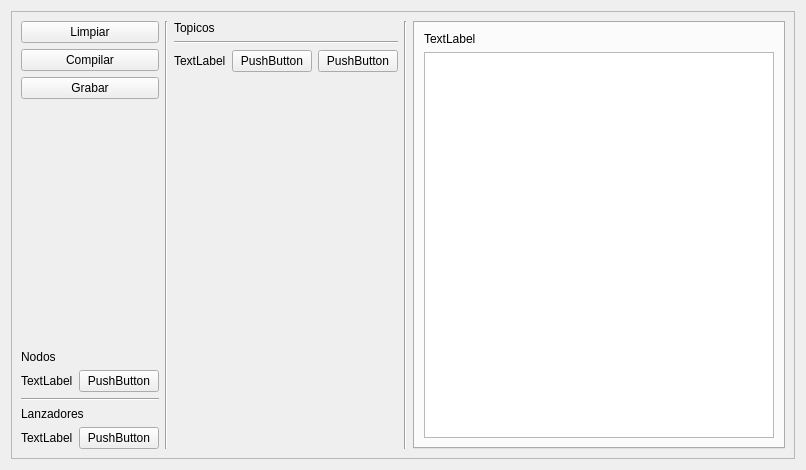
RQT2/rqt2-widgets, file forms/g2_compiler.ui: the form before one commit.
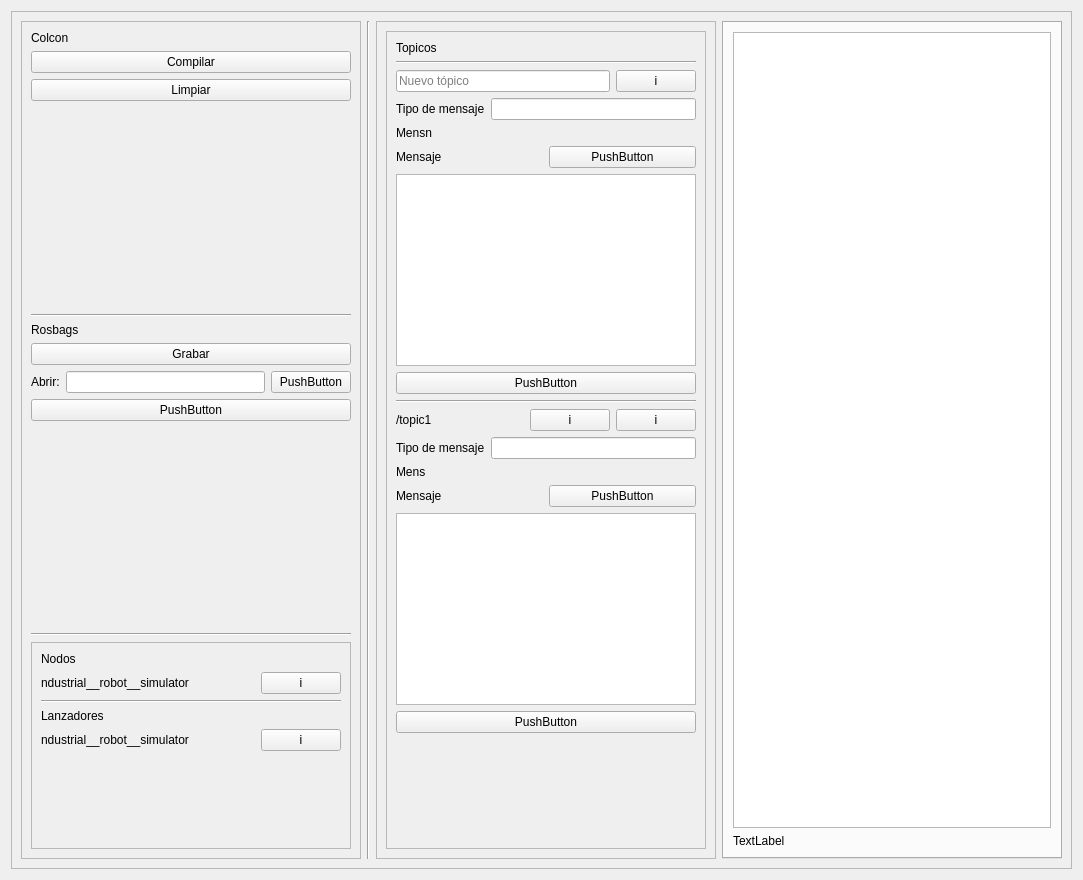
The form after the commit.

Commit message: style: update distrib for compiler window

What changed in the file:
```diff
--- a/forms/g2_compiler.ui
+++ b/forms/g2_compiler.ui
@@ -6,14 +6,14 @@
    <rect>
     <x>0</x>
     <y>0</y>
-    <width>806</width>
-    <height>470</height>
+    <width>1083</width>
+    <height>880</height>
    </rect>
   </property>
   <property name="windowTitle">
    <string>Widget</string>
   </property>
-  <layout class="QHBoxLayout" name="horizontalLayout">
+  <layout class="QVBoxLayout" name="verticalLayout_2">
    <item>
     <layout class="QVBoxLayout" name="verticalLayout_3">
      <item>
@@ -32,11 +32,18 @@
        </property>
        <layout class="QHBoxLayout" name="horizontalLayout_4">
         <item>
-         <layout class="QVBoxLayout" name="verticalLayout">
+         <widget class="QFrame" name="frame_2">
+          <property name="frameShape">
+           <enum>QFrame::Shape::StyledPanel</enum>
+          </property>
+          <property name="frameShadow">
+           <enum>QFrame::Shadow::Raised</enum>
+          </property>
+          <layout class="QVBoxLayout" name="verticalLayout_7">
           <item>
-           <widget class="QPushButton" name="BTNROSCLean">
+            <widget class="QLabel" name="label_4">
             <property name="text">
-             <string>Limpiar</string>
+              <string>Colcon</string>
             </property>
            </widget>
           </item>
@@ -47,6 +54,40 @@
             </property>
            </widget>
           </item>
+           <item>
+            <widget class="QPushButton" name="BTNROSCLean">
+             <property name="text">
+              <string>Limpiar</string>
+             </property>
+            </widget>
+           </item>
+           <item>
+            <spacer name="verticalSpacer_5">
+             <property name="orientation">
+              <enum>Qt::Orientation::Vertical</enum>
+             </property>
+             <property name="sizeHint" stdset="0">
+              <size>
+               <width>20</width>
+               <height>40</height>
+              </size>
+             </property>
+            </spacer>
+           </item>
+           <item>
+            <widget class="Line" name="line_2">
+             <property name="orientation">
+              <enum>Qt::Orientation::Horizontal</enum>
+             </property>
+            </widget>
+           </item>
+           <item>
+            <widget class="QLabel" name="label_5">
+             <property name="text">
+              <string>Rosbags</string>
+             </property>
+            </widget>
+           </item>
           <item>
            <widget class="QPushButton" name="BTNROSBag">
             <property name="text">
@@ -54,6 +95,34 @@
             </property>
            </widget>
           </item>
+           <item>
+            <layout class="QHBoxLayout" name="horizontalLayout_3">
+             <item>
+              <widget class="QLabel" name="label_6">
+               <property name="text">
+                <string>Abrir:</string>
+               </property>
+              </widget>
+             </item>
+             <item>
+              <widget class="QLineEdit" name="EDITROSPlay"/>
+             </item>
+             <item>
+              <widget class="QPushButton" name="BTNROSPlayDir">
+               <property name="text">
+                <string>PushButton</string>
+               </property>
+              </widget>
+             </item>
+            </layout>
+           </item>
+           <item>
+            <widget class="QPushButton" name="BTNROSPlay">
+             <property name="text">
+              <string>PushButton</string>
+             </property>
+            </widget>
+           </item>
           <item>
            <spacer name="verticalSpacer">
             <property name="orientation">
@@ -62,11 +131,33 @@
             <property name="sizeHint" stdset="0">
              <size>
               <width>20</width>
-              <height>40</height>
+               <height>108</height>
              </size>
             </property>
            </spacer>
           </item>
+           <item>
+            <widget class="Line" name="line_5">
+             <property name="orientation">
+              <enum>Qt::Orientation::Horizontal</enum>
+             </property>
+            </widget>
+           </item>
+           <item>
+            <widget class="QScrollArea" name="scrollArea_4">
+             <property name="widgetResizable">
+              <bool>true</bool>
+             </property>
+             <widget class="QWidget" name="scrollAreaWidgetContents_4">
+              <property name="geometry">
+               <rect>
+                <x>0</x>
+                <y>0</y>
+                <width>317</width>
+                <height>430</height>
+               </rect>
+              </property>
+              <layout class="QVBoxLayout" name="verticalLayout_5">
           <item>
            <widget class="QLabel" name="label_1">
             <property name="text">
@@ -78,15 +169,21 @@
            <layout class="QGridLayout" name="LAYOUTNodes">
             <item row="0" column="0">
              <widget class="QLabel" name="LABELNode1">
+                   <property name="sizePolicy">
+                    <sizepolicy hsizetype="MinimumExpanding" vsizetype="Preferred">
+                     <horstretch>0</horstretch>
+                     <verstretch>0</verstretch>
+                    </sizepolicy>
+                   </property>
               <property name="text">
-               <string>TextLabel</string>
+                    <string>ndustrial__robot__simulator</string>
               </property>
              </widget>
             </item>
             <item row="0" column="1">
              <widget class="QPushButton" name="BTNNode1">
               <property name="text">
-               <string>PushButton</string>
+                    <string>i</string>
               </property>
              </widget>
             </item>
@@ -110,21 +207,45 @@
            <layout class="QGridLayout" name="LAYOUTLanchers">
             <item row="0" column="0">
              <widget class="QLabel" name="LABELLaunch1">
+                   <property name="sizePolicy">
+                    <sizepolicy hsizetype="MinimumExpanding" vsizetype="Preferred">
+                     <horstretch>0</horstretch>
+                     <verstretch>0</verstretch>
+                    </sizepolicy>
+                   </property>
               <property name="text">
-               <string>TextLabel</string>
+                    <string>ndustrial__robot__simulator</string>
               </property>
              </widget>
             </item>
             <item row="0" column="1">
              <widget class="QPushButton" name="BTNLaunch1">
               <property name="text">
-               <string>PushButton</string>
+                    <string>i</string>
               </property>
              </widget>
             </item>
            </layout>
           </item>
-         </layout>
+               <item>
+                <spacer name="verticalSpacer_3">
+                 <property name="orientation">
+                  <enum>Qt::Orientation::Vertical</enum>
+                 </property>
+                 <property name="sizeHint" stdset="0">
+                  <size>
+                   <width>20</width>
+                   <height>40</height>
+                  </size>
+                 </property>
+                </spacer>
+               </item>
+              </layout>
+             </widget>
+            </widget>
+           </item>
+          </layout>
+         </widget>
         </item>
         <item>
          <widget class="Line" name="line_4">
@@ -134,7 +255,29 @@
          </widget>
         </item>
         <item>
-         <layout class="QVBoxLayout" name="verticalLayout_2">
+         <widget class="QFrame" name="frame_3">
+          <property name="frameShape">
+           <enum>QFrame::Shape::StyledPanel</enum>
+          </property>
+          <property name="frameShadow">
+           <enum>QFrame::Shadow::Raised</enum>
+          </property>
+          <layout class="QVBoxLayout" name="verticalLayout_9">
+           <item>
+            <widget class="QScrollArea" name="scrollArea_3">
+             <property name="widgetResizable">
+              <bool>true</bool>
+             </property>
+             <widget class="QWidget" name="scrollAreaWidgetContents_3">
+              <property name="geometry">
+               <rect>
+                <x>0</x>
+                <y>0</y>
+                <width>383</width>
+                <height>818</height>
+               </rect>
+              </property>
+              <layout class="QVBoxLayout" name="verticalLayout">
           <item>
            <widget class="QLabel" name="label_3">
             <property name="text">
@@ -149,24 +292,161 @@
             </property>
            </widget>
           </item>
+               <item>
+                <layout class="QHBoxLayout" name="LAYOUTTopic1_2">
+                 <item>
+                  <widget class="QLineEdit" name="EDITNEWTopic">
+                   <property name="placeholderText">
+                    <string>Nuevo tópico</string>
+                   </property>
+                  </widget>
+                 </item>
+                 <item>
+                  <widget class="QPushButton" name="BTNPUBConfig">
+                   <property name="text">
+                    <string>i</string>
+                   </property>
+                  </widget>
+                 </item>
+                </layout>
+               </item>
+               <item>
+                <layout class="QVBoxLayout" name="verticalLayout_8">
+                 <item>
+                  <layout class="QHBoxLayout" name="horizontalLayout_5">
+                   <item>
+                    <widget class="QLabel" name="label_8">
+                     <property name="text">
+                      <string>Tipo de mensaje</string>
+                     </property>
+                    </widget>
+                   </item>
+                   <item>
+                    <widget class="QLineEdit" name="EDITMSGTyp"/>
+                   </item>
+                  </layout>
+                 </item>
+                 <item>
+                  <widget class="QLabel" name="label_10">
+                   <property name="text">
+                    <string>Mensn</string>
+                   </property>
+                  </widget>
+                 </item>
+                 <item>
+                  <layout class="QHBoxLayout" name="horizontalLayout_6">
+                   <item>
+                    <widget class="QLabel" name="label_9">
+                     <property name="text">
+                      <string>Mensaje</string>
+                     </property>
+                    </widget>
+                   </item>
+                   <item>
+                    <widget class="QPushButton" name="BTNMSGDir">
+                     <property name="text">
+                      <string>PushButton</string>
+                     </property>
+                    </widget>
+                   </item>
+                  </layout>
+                 </item>
+                 <item>
+                  <widget class="QPlainTextEdit" name="EDITMSGContent"/>
+                 </item>
+                 <item>
+                  <widget class="QPushButton" name="BTNPUBTopic">
+                   <property name="text">
+                    <string>PushButton</string>
+                   </property>
+                  </widget>
+                 </item>
+                </layout>
+               </item>
+               <item>
+                <widget class="Line" name="line_6">
+                 <property name="orientation">
+                  <enum>Qt::Orientation::Horizontal</enum>
+                 </property>
+                </widget>
+               </item>
           <item>
            <layout class="QHBoxLayout" name="LAYOUTTopic1">
             <item>
-             <widget class="QLabel" name="LABELTopic1">
+                  <widget class="QLabel" name="LABELTopic_1">
+                   <property name="sizePolicy">
+                    <sizepolicy hsizetype="MinimumExpanding" vsizetype="Preferred">
+                     <horstretch>0</horstretch>
+                     <verstretch>0</verstretch>
+                    </sizepolicy>
+                   </property>
               <property name="text">
-               <string>TextLabel</string>
+                    <string>/topic1</string>
               </property>
              </widget>
             </item>
             <item>
-             <widget class="QPushButton" name="BTNECHOTopic1">
+                  <widget class="QPushButton" name="BTNECHOTopic_1">
+                   <property name="text">
+                    <string>i</string>
+                   </property>
+                  </widget>
+                 </item>
+                 <item>
+                  <widget class="QPushButton" name="BTNPUBConfig_1">
+                   <property name="text">
+                    <string>i</string>
+                   </property>
+                  </widget>
+                 </item>
+                </layout>
+               </item>
+               <item>
+                <layout class="QVBoxLayout" name="verticalLayout_6">
+                 <item>
+                  <layout class="QHBoxLayout" name="horizontalLayout_2">
+                   <item>
+                    <widget class="QLabel" name="label">
+                     <property name="text">
+                      <string>Tipo de mensaje</string>
+                     </property>
+                    </widget>
+                   </item>
+                   <item>
+                    <widget class="QLineEdit" name="EDITMSGType_1"/>
+                   </item>
+                  </layout>
+                 </item>
+                 <item>
+                  <widget class="QLabel" name="label_11">
+                   <property name="text">
+                    <string>Mens</string>
+                   </property>
+                  </widget>
+                 </item>
+                 <item>
+                  <layout class="QHBoxLayout" name="horizontalLayout">
+                   <item>
+                    <widget class="QLabel" name="label_7">
+                     <property name="text">
+                      <string>Mensaje</string>
+                     </property>
+                    </widget>
+                   </item>
+                   <item>
+                    <widget class="QPushButton" name="BTNMSGDir_1">
               <property name="text">
                <string>PushButton</string>
               </property>
              </widget>
             </item>
+                  </layout>
+                 </item>
             <item>
-             <widget class="QPushButton" name="BTNPUBTopic1">
+                  <widget class="QPlainTextEdit" name="EDITMSGContent_1"/>
+                 </item>
+                 <item>
+                  <widget class="QPushButton" name="BTNPUBTopic_1">
               <property name="text">
                <string>PushButton</string>
               </property>
@@ -188,12 +468,10 @@
            </spacer>
           </item>
          </layout>
-        </item>
-        <item>
-         <widget class="Line" name="line_5">
-          <property name="orientation">
-           <enum>Qt::Orientation::Vertical</enum>
-          </property>
+             </widget>
+            </widget>
+           </item>
+          </layout>
          </widget>
         </item>
         <item>
@@ -212,6 +490,22 @@
             <string>Tab 1</string>
            </attribute>
            <layout class="QVBoxLayout" name="verticalLayout_4">
+            <item>
+             <widget class="QTextEdit" name="textEdit">
+              <property name="sizePolicy">
+               <sizepolicy hsizetype="MinimumExpanding" vsizetype="Expanding">
+                <horstretch>0</horstretch>
+                <verstretch>0</verstretch>
+               </sizepolicy>
+              </property>
+              <property name="lineWrapMode">
+               <enum>QTextEdit::LineWrapMode::NoWrap</enum>
+              </property>
+              <property name="overwriteMode">
+               <bool>false</bool>
+              </property>
+             </widget>
+            </item>
             <item>
              <widget class="QLabel" name="LABELInfo">
               <property name="text">
@@ -219,9 +513,6 @@
               </property>
              </widget>
             </item>
-            <item>
-             <widget class="QTextEdit" name="textEdit"/>
-            </item>
            </layout>
           </widget>
          </widget>
```
Lines whose indentation alone changed are shown as unchanged. The commit also changes 2 other files.
